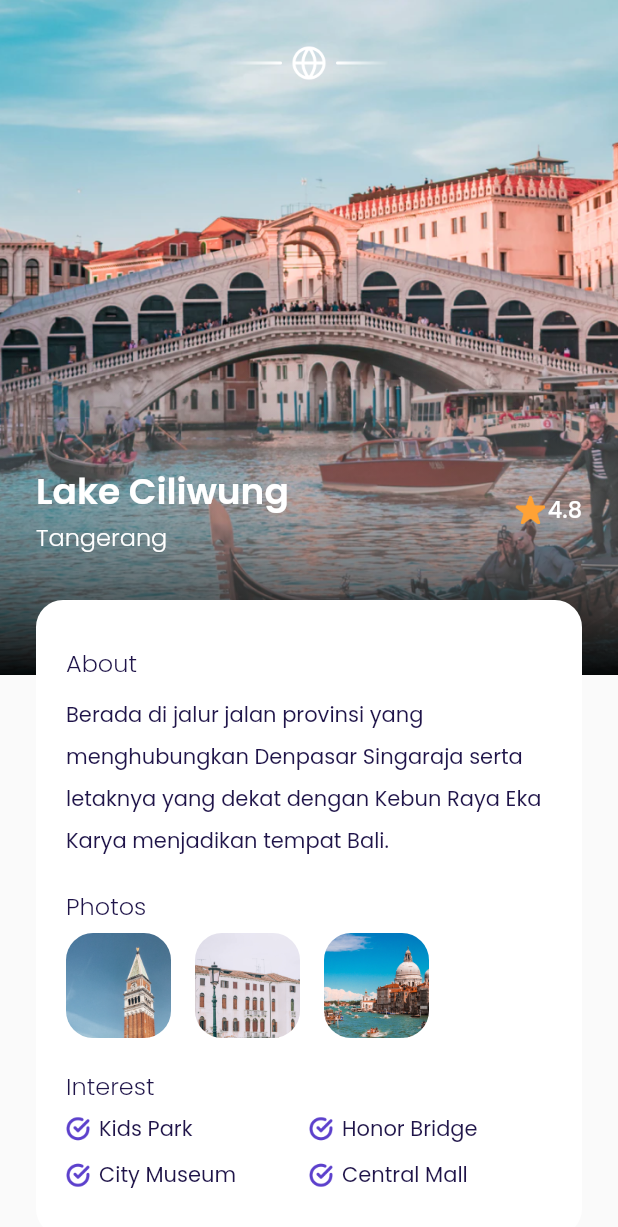
After one commit to Agellls/Aplikasi-Tiket-Pesawat, a Flutter app: the MainPage screen opened by its route, after a tap on "4.8", on a phone screen of 412 x 824 dp. The commit adds this screen. Shown: the top 1227 px of the screen. Run offline on Flutter 3.47's test engine with Material 2 defaults, Android fonts, the phone set to English and light mode, and no system bars; our stand-ins replace google_fonts.

Commit message:
slashing detailpage

```diff
--- /dev/null
+++ b/lib/ui/pages/detail_page.dart
@@ -0,0 +1,275 @@
+import 'package:flutter/material.dart';
+import 'package:flutter_application_3/shared/theme.dart';
+import 'package:flutter_application_3/ui/widgets/custom_button.dart';
+import 'package:flutter_application_3/ui/widgets/interest_item.dart';
+import 'package:flutter_application_3/ui/widgets/photo_item.dart';
+
+class DetailPage extends StatelessWidget {
+  const DetailPage({super.key});
+
+  @override
+  Widget build(BuildContext context) {
+    Widget backgroundImage() {
+      return Container(
+        width: double.infinity,
+        height: 450,
+        decoration: BoxDecoration(
+          image: DecorationImage(
+            fit: BoxFit.cover,
+            image: AssetImage('assets/image_destination1.png'),
+          ),
+        ),
+      );
+    }
+
+    Widget customShadow() {
+      return Container(
+        margin: EdgeInsets.only(top: 236),
+        height: 214,
+        width: double.infinity,
+        decoration: BoxDecoration(
+          gradient: LinearGradient(
+            begin: Alignment.topCenter,
+            end: Alignment.bottomCenter,
+            colors: [
+              kWhiteColor.withOpacity(0),
+              Colors.black.withOpacity(0.95),
+            ],
+          ),
+        ),
+      );
+    }
+
+    Widget content() {
+      return Container(
+        width: double.infinity,
+        margin: EdgeInsets.only(
+          top: 30,
+          left: defaultMargin,
+          right: defaultMargin,
+        ),
+        child: Column(
+          children: [
+            //Note Emblem
+            Container(
+              width: 108,
+              height: 24,
+              decoration: BoxDecoration(
+                image: DecorationImage(
+                  image: AssetImage('assets/icon_emblem.png'),
+                ),
+              ),
+            ),
+
+            //note title
+            Container(
+              margin: EdgeInsets.only(top: 256),
+              child: Row(
+                children: [
+                  Expanded(
+                    child: Column(
+                      crossAxisAlignment: CrossAxisAlignment.start,
+                      children: [
+                        Text(
+                          "Lake Ciliwung",
+                          style: whiteTextStyle.copyWith(
+                            fontSize: 24,
+                            fontWeight: semiBold,
+                          ),
+                          overflow: TextOverflow.ellipsis,
+                        ),
+                        Text(
+                          "Tangerang",
+                          style: whiteTextStyle.copyWith(
+                            fontSize: 16,
+                            fontWeight: light,
+                          ),
+                        )
+                      ],
+                    ),
+                  ),
+                  Row(
+                    children: [
+                      Container(
+                        margin: EdgeInsets.only(right: 2),
+                        height: 20,
+                        width: 20,
+                        decoration: BoxDecoration(
+                          image: DecorationImage(
+                            image: AssetImage('assets/icon_star.png'),
+                          ),
+                        ),
+                      ),
+                      Text(
+                        '4.8',
+                        style: whiteTextStyle.copyWith(
+                            fontWeight: medium, fontSize: 15),
+                      )
+                    ],
+                  ),
+                ],
+              ),
+            ),
+
+            //note description
+            Container(
+              width: double.infinity,
+              margin: EdgeInsets.only(top: 30),
+              padding: EdgeInsets.symmetric(
+                horizontal: 20,
+                vertical: 30,
+              ),
+              decoration: BoxDecoration(
+                color: kWhiteColor,
+                borderRadius: BorderRadius.circular(defaultRadius),
+              ),
+              child: Column(
+                crossAxisAlignment: CrossAxisAlignment.start,
+                //note about
+                children: [
+                  Text(
+                    "About",
+                    style: blackTextStyle.copyWith(
+                      fontSize: 16,
+                      fontWeight: light,
+                    ),
+                  ),
+                  SizedBox(
+                    height: 6,
+                  ),
+                  Text(
+                    "Berada di jalur jalan provinsi yang menghubungkan Denpasar Singaraja serta letaknya yang dekat dengan Kebun Raya Eka Karya menjadikan tempat Bali.",
+                    style: blackTextStyle.copyWith(
+                      fontSize: 14,
+                      fontWeight: regular,
+                      height: 2,
+                    ),
+                  ),
+
+                  //note photos
+                  SizedBox(
+                    height: 20,
+                  ),
+                  Text(
+                    "Photos",
+                    style: blackTextStyle.copyWith(
+                      fontSize: 16,
+                      fontWeight: light,
+                    ),
+                  ),
+                  SizedBox(
+                    height: 6,
+                  ),
+                  Row(
+                    children: [
+                      PhotoItem(
+                        imageUrl: 'assets/image_photo1.png',
+                      ),
+                      PhotoItem(
+                        imageUrl: 'assets/image_photo2.png',
+                      ),
+                      PhotoItem(
+                        imageUrl: 'assets/image_photo3.png',
+                      ),
+                    ],
+                  ),
+                  SizedBox(
+                    height: 20,
+                  ),
+                  Text(
+                    "Interest",
+                    style: blackTextStyle.copyWith(
+                      fontSize: 16,
+                      fontWeight: light,
+                    ),
+                  ),
+                  SizedBox(
+                    height: 6,
+                  ),
+                  Row(
+                    children: [
+                      InterestItem(
+                        title: 'Kids Park',
+                      ),
+                      InterestItem(
+                        title: 'Honor Bridge',
+                      ),
+                    ],
+                  ),
+                  SizedBox(
+                    height: 10,
+                  ),
+                  Row(
+                    children: [
+                      InterestItem(
+                        title: 'City Museum',
+                      ),
+                      InterestItem(
+                        title: 'Central Mall',
+                      ),
+                    ],
+                  ),
+                ],
+              ),
+            ),
+
+            //note price and book button
+            Container(
+              width: double.infinity,
+              margin: EdgeInsets.only(top: 30, bottom: 30),
+              child: Row(
+                children: [
+                  //note Price
+                  Expanded(
+                    child: Column(
+                      crossAxisAlignment: CrossAxisAlignment.start,
+                      children: [
+                        Text(
+                          "IDR 2.500.000",
+                          style: blackTextStyle.copyWith(
+                            fontSize: 18,
+                            fontWeight: medium,
+                          ),
+                        ),
+                        SizedBox(
+                          height: 5,
+                        ),
+                        Text(
+                          "per orang",
+                          style: greyTextStyle.copyWith(
+                            fontSize: 14,
+                            fontWeight: light,
+                          ),
+                        ),
+                      ],
+                    ),
+                  ),
+
+                  //note Booking
+                  CustomButton(
+                    title: 'Book Now',
+                    onPressed: () {},
+                    width: 170,
+                  )
+                ],
+              ),
+            ),
+          ],
+        ),
+      );
+    }
+
+    return Scaffold(
+      backgroundColor: kBackgroundColor,
+      body: SingleChildScrollView(
+        child: Stack(
+          children: [
+            backgroundImage(),
+            customShadow(),
+            content(),
+          ],
+        ),
+      ),
+    );
+  }
+}
--- a/lib/ui/widgets/destination_cart.dart
+++ b/lib/ui/widgets/destination_cart.dart
@@ -1,4 +1,5 @@
 import 'package:flutter/material.dart';
+import 'package:flutter_application_3/ui/pages/detail_page.dart';
 
 import '../../shared/theme.dart';
 
@@ -16,7 +17,16 @@ class DestinationCard extends StatelessWidget {
 
   @override
   Widget build(BuildContext context) {
-    return Container(
+    return GestureDetector(
+      onTap: () {
+        Navigator.push(
+          context,
+          MaterialPageRoute(
+            builder: (context) => DetailPage(),
+          ),
+        );
+      },
+      child: Container(
         margin: EdgeInsets.only(top: 10),
         child: Row(
           children: [
@@ -107,6 +117,7 @@ class DestinationCard extends StatelessWidget {
             ),
           ],
         ),
+      ),
     );
   }
 }
--- a/lib/ui/widgets/destination_tile.dart
+++ b/lib/ui/widgets/destination_tile.dart
@@ -1,5 +1,6 @@
 import 'package:flutter/material.dart';
 import '../../shared/theme.dart';
+import '../pages/detail_page.dart';
 
 class DestinationTile extends StatelessWidget {
   final String name;
@@ -15,7 +16,16 @@ class DestinationTile extends StatelessWidget {
 
   @override
   Widget build(BuildContext context) {
-    return Container(
+    return GestureDetector(
+      onTap: () {
+        Navigator.push(
+          context,
+          MaterialPageRoute(
+            builder: (context) => DetailPage(),
+          ),
+        );
+      },
+      child: Container(
         margin: EdgeInsets.only(top: 8),
         padding: EdgeInsets.all(10),
         decoration: BoxDecoration(
@@ -74,6 +84,7 @@ class DestinationTile extends StatelessWidget {
             ),
           ],
         ),
+      ),
     );
   }
 }
--- /dev/null
+++ b/lib/ui/widgets/interest_item.dart
@@ -0,0 +1,33 @@
+import 'package:flutter/material.dart';
+
+import '../../shared/theme.dart';
+
+class InterestItem extends StatelessWidget {
+  final String title;
+  const InterestItem({super.key, required this.title});
+
+  @override
+  Widget build(BuildContext context) {
+    return Expanded(
+      child: Row(
+        children: [
+          Container(
+            width: 16,
+            height: 16,
+            margin: EdgeInsets.only(right: 6),
+            decoration: BoxDecoration(
+              image: DecorationImage(
+                fit: BoxFit.cover,
+                image: AssetImage('assets/icon_check.png'),
+              ),
+            ),
+          ),
+          Text(
+            title,
+            style: blackTextStyle,
+          )
+        ],
+      ),
+    );
+  }
+}
--- /dev/null
+++ b/lib/ui/widgets/photo_item.dart
@@ -0,0 +1,24 @@
+import 'package:flutter/material.dart';
+
+import '../../shared/theme.dart';
+
+class PhotoItem extends StatelessWidget {
+  final String imageUrl;
+  const PhotoItem({super.key, required this.imageUrl});
+
+  @override
+  Widget build(BuildContext context) {
+    return Container(
+      width: 70,
+      height: 70,
+      margin: EdgeInsets.only(right: 16),
+      decoration: BoxDecoration(
+        borderRadius: BorderRadius.circular(defaultRadius),
+        image: DecorationImage(
+          fit: BoxFit.cover,
+          image: AssetImage(imageUrl),
+        ),
+      ),
+    );
+  }
+}
```
Lines whose indentation alone changed are shown as unchanged.
